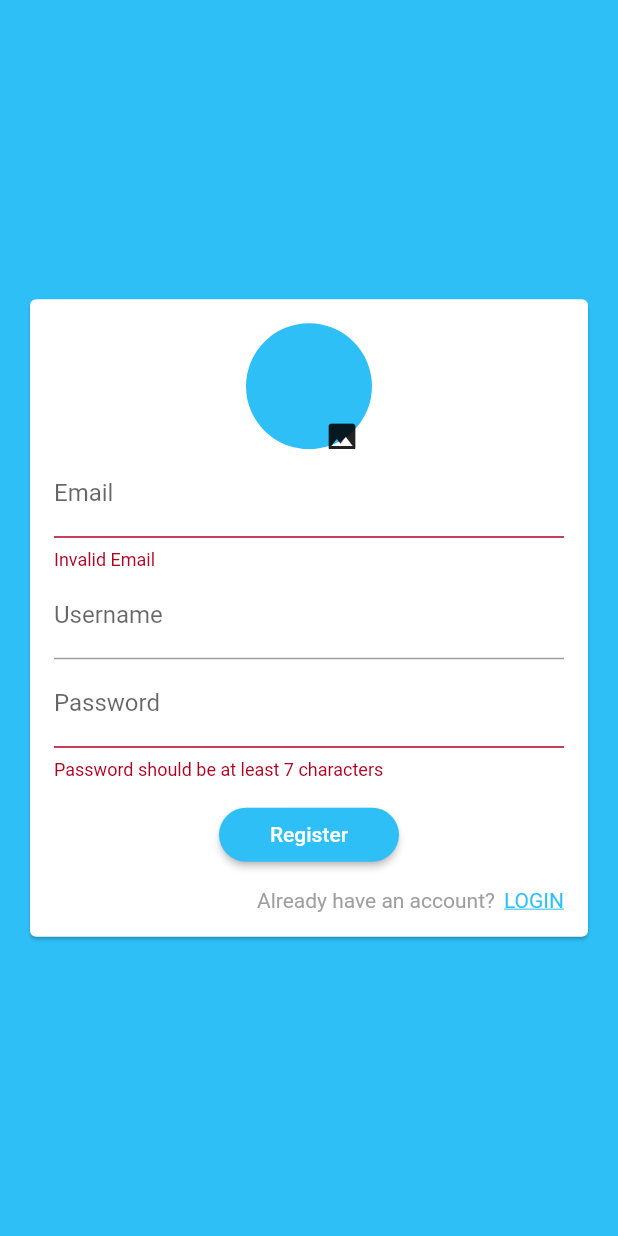
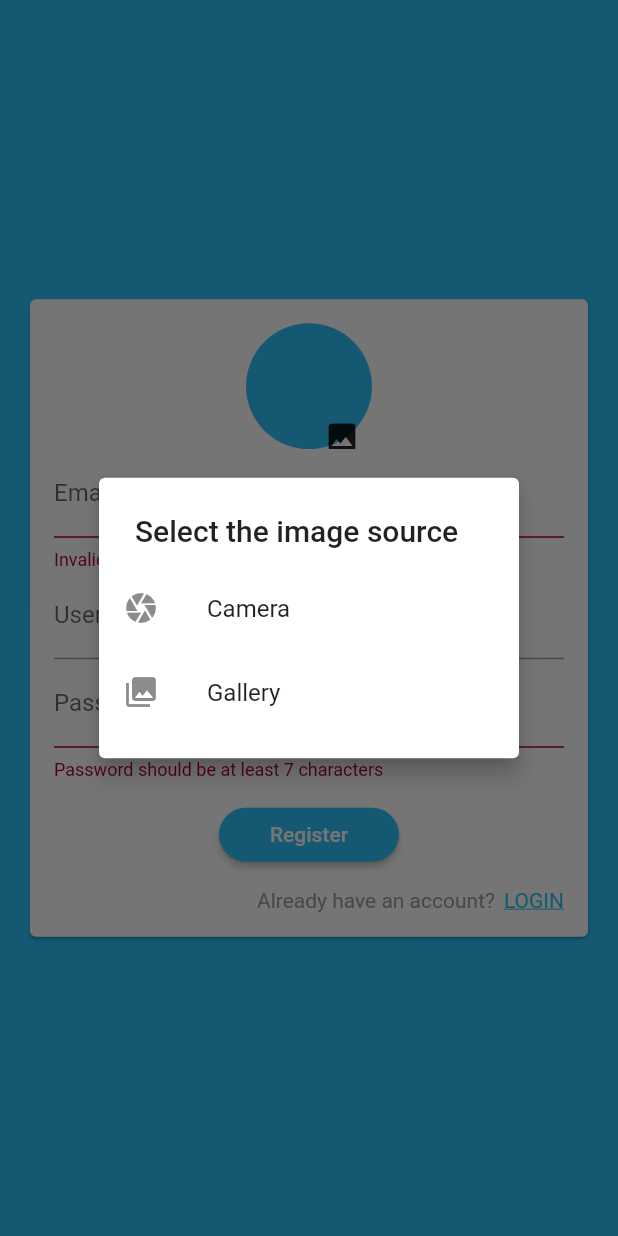
Before and after one commit to MotasemZiad/Signal, a Flutter app: the screen it shows after launch, after a tap on "Login", after a tap on "REGISTER", after a tap on the "image" icon, on a phone screen of 412 x 824 dp. Run offline on Flutter 3.47's test engine with Material 2 defaults, Android fonts, the phone set to English and light mode, and no system bars; our stand-ins replace cached_network_image, cloud_firestore, firebase_auth, firebase_core, firebase_messaging, firebase_storage and 1 more; accounts and stored records are empty.

Commit message:
user images and notifications added

```diff
--- a/lib/utils/constants.dart
+++ b/lib/utils/constants.dart
@@ -11,3 +11,12 @@ const paddingAll = 10.0;
 
 const cursorHeight = 22.0;
 const borderRadius = 12.0;
+
+// Firebase
+const username = 'username';
+const email = 'email';
+const imageUrl = 'imageUrl';
+
+const messageText = 'text';
+const createdAt = 'createdAt';
+const userId = 'userId';
--- a/lib/widgets/auth/auth_form_widget.dart
+++ b/lib/widgets/auth/auth_form_widget.dart
@@ -1,11 +1,14 @@
 import 'package:flutter/material.dart';
+import 'package:image_picker/image_picker.dart';
+import 'package:signal_chat/shared/global_widgets.dart';
 import 'package:signal_chat/utils/constants.dart';
 import 'package:signal_chat/widgets/user_image_picker.dart';
 
 class AuthFormWidget extends StatefulWidget {
   final void Function(
     String email,
-    String username,
+    String? username,
+    XFile? userImageFile,
     String password,
     bool isLogin,
     BuildContext ctx,
@@ -27,16 +30,31 @@ class _AuthFormWidgetState extends State<AuthFormWidget> {
   String? _email;
   String? _username;
   String? _password;
+  XFile? _userImageFile;
+
+  void _pickImage(XFile? pickedImage) {
+    _userImageFile = pickedImage;
+  }
 
   void _trySubmit() {
     final isValid = _formKey.currentState!.validate();
     FocusScope.of(context).unfocus();
 
+    if (_userImageFile == null && !_isLogin) {
+      GlobalWidgets.globalWidgets.presentSnackBar(
+        context: context,
+        content: 'You should pick an image to sign up',
+        backgroundColor: Colors.red,
+      );
+      return;
+    }
+
     if (isValid) {
       _formKey.currentState!.save();
       widget.submitAuthForm(
         _email!.trim(),
-        _username!.trim(),
+        _username,
+        _userImageFile,
         _password!.trim(),
         _isLogin,
         context,
@@ -57,7 +75,7 @@ class _AuthFormWidgetState extends State<AuthFormWidget> {
               child: Column(
                 mainAxisSize: MainAxisSize.min,
                 children: [
-                  const UserImagePicker(),
+                  if (!_isLogin) UserImagePicker(pickImageFunction: _pickImage),
                   TextFormField(
                     key: const ValueKey('email'),
                     keyboardType: TextInputType.emailAddress,
--- a/lib/widgets/chat/messages_widget.dart
+++ b/lib/widgets/chat/messages_widget.dart
@@ -32,6 +32,7 @@ class MessagesWidget extends StatelessWidget {
               return MessageBubbleWidget(
                 message: chatDocs[index]['text'],
                 username: chatDocs[index]['username'],
+                userImage: chatDocs[index]['userImage'],
                 isMe: chatDocs[index]['userId'] == user!.uid,
                 key: ValueKey(chatDocs[index].id),
               );
--- a/lib/widgets/user_image_picker.dart
+++ b/lib/widgets/user_image_picker.dart
@@ -1,17 +1,55 @@
+import 'dart:io';
+
 import 'package:flutter/material.dart';
+import 'package:image_picker/image_picker.dart';
 import 'package:signal_chat/utils/constants.dart';
-import 'package:image_picker/image_picker.dart';
 
 class UserImagePicker extends StatefulWidget {
-  const UserImagePicker({Key? key}) : super(key: key);
+  const UserImagePicker({Key? key, required this.pickImageFunction})
+      : super(key: key);
+
+  final void Function(XFile pickedImage) pickImageFunction;
 
   @override
   _UserImagePickerState createState() => _UserImagePickerState();
 }
 
 class _UserImagePickerState extends State<UserImagePicker> {
-  void _pickImage() {
-    ImagePicker().pickImage(source: ImageSource.gallery);
+  XFile? _pickedImage;
+
+  void _pickImage() async {
+    final imageSource = await showDialog<ImageSource>(
+      context: context,
+      builder: (context) => SimpleDialog(
+        title: const Text('Select the image source'),
+        elevation: 6.0,
+        children: [
+          ListTile(
+            leading: const Icon(Icons.camera),
+            title: const Text('Camera'),
+            onTap: () => Navigator.pop(context, ImageSource.camera),
+          ),
+          ListTile(
+            leading: const Icon(Icons.photo_library),
+            title: const Text('Gallery'),
+            onTap: () => Navigator.pop(context, ImageSource.gallery),
+          ),
+        ],
+      ),
+    );
+    if (imageSource != null) {
+      final file = await ImagePicker().pickImage(
+        source: imageSource,
+        imageQuality: 70,
+        maxWidth: 150.0,
+      );
+      if (file != null) {
+        setState(() {
+          _pickedImage = file;
+        });
+        widget.pickImageFunction(_pickedImage!);
+      }
+    }
   }
 
   @override
@@ -20,9 +58,12 @@ class _UserImagePickerState extends State<UserImagePicker> {
       children: [
         Stack(
           children: [
-            const CircleAvatar(
+            CircleAvatar(
               radius: 42.0,
               backgroundColor: primaryColor,
+              backgroundImage: _pickedImage != null
+                  ? FileImage(File(_pickedImage!.path))
+                  : null,
             ),
             Positioned(
               bottom: -16.0,
--- a/pubspec.yaml
+++ b/pubspec.yaml
@@ -27,10 +27,13 @@ environment:
 # the latest version available on pub.dev. To see which dependencies have newer
 # versions available, run `flutter pub outdated`.
 dependencies:
+  cached_network_image: ^3.1.0+1
   cloud_firestore: ^2.5.3
   cupertino_icons: ^1.0.2
   firebase_auth: ^3.1.3
   firebase_core: ^1.7.0
+  firebase_messaging: ^11.1.0
+  firebase_storage: ^10.1.0
   flutter:
     sdk: flutter
   image_picker: ^0.8.4+4
```
Also changed, not shown: lib/screens/auth_screen.dart (+16 -1 lines), lib/screens/chat_screen.dart (+14 -1 lines), lib/widgets/chat/message_bubble_widget.dart (+12 -4 lines), lib/widgets/chat/new_message_widget.dart (+11 -1 lines), pubspec.lock.
